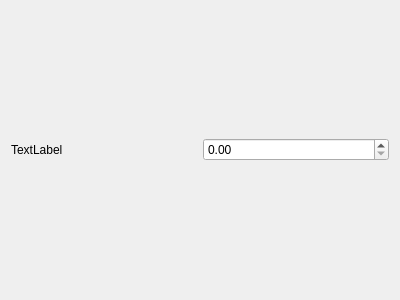
First picture: the form in eurokg.ui, repository Kazbek177007/TLS, before the edit.
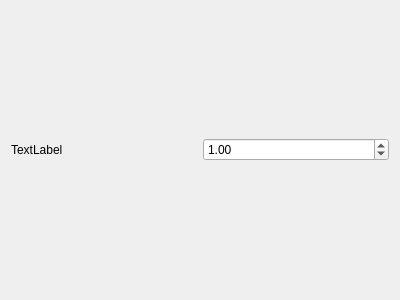
Second picture: the form after the edit.

```diff
--- a/eurokg.ui
+++ b/eurokg.ui
@@ -22,7 +22,17 @@
     </widget>
    </item>
    <item>
-    <widget class="QDoubleSpinBox" name="inputKg"/>
+    <widget class="QDoubleSpinBox" name="inputKg">
+     <property name="minimum">
+      <double>0.000000000000000</double>
+     </property>
+     <property name="maximum">
+      <double>25000.000000000000000</double>
+     </property>
+     <property name="value">
+      <double>1.000000000000000</double>
+     </property>
+    </widget>
    </item>
   </layout>
  </widget>
```
